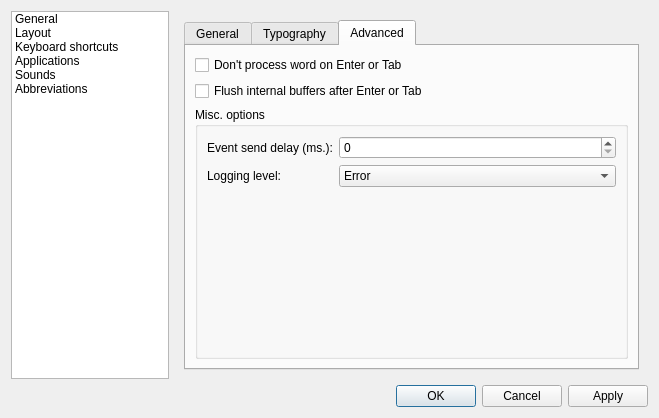
First picture: the form in src/Config/QXNConfigDialog.ui, repository KsenZ/qxneur, before the edit.
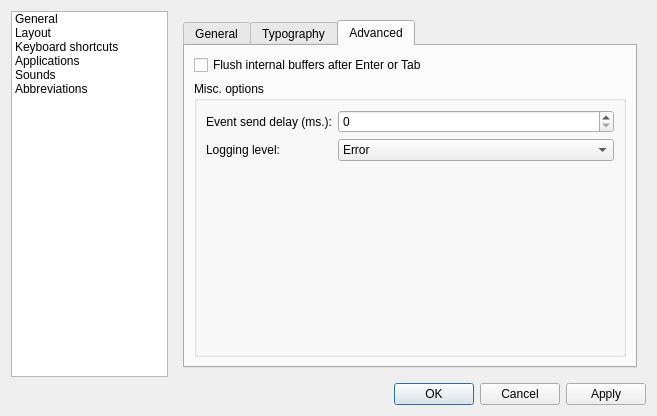
Second picture: the form after the edit. The open tabs and pages were chosen to show the change. Icons and pictures are not drawn.

The edit to the form file:
```diff
--- a/src/Config/QXNConfigDialog.ui
+++ b/src/Config/QXNConfigDialog.ui
@@ -6,8 +6,8 @@
    <rect>
     <x>0</x>
     <y>0</y>
-    <width>659</width>
-    <height>418</height>
+    <width>657</width>
+    <height>416</height>
    </rect>
   </property>
   <property name="windowTitle">
@@ -238,13 +238,6 @@
            <string>Advanced</string>
           </attribute>
           <layout class="QVBoxLayout" name="verticalLayout_5">
-           <item>
-            <widget class="QCheckBox" name="dontProcessOnEnterCheckBox">
-             <property name="text">
-              <string>Don't process word on Enter or Tab</string>
-             </property>
-            </widget>
-           </item>
            <item>
             <widget class="QCheckBox" name="flushBuffersOnEnterCheckBox">
              <property name="text">
```
Left out of the diff: 2 changed lines with no effect on the pictures.
